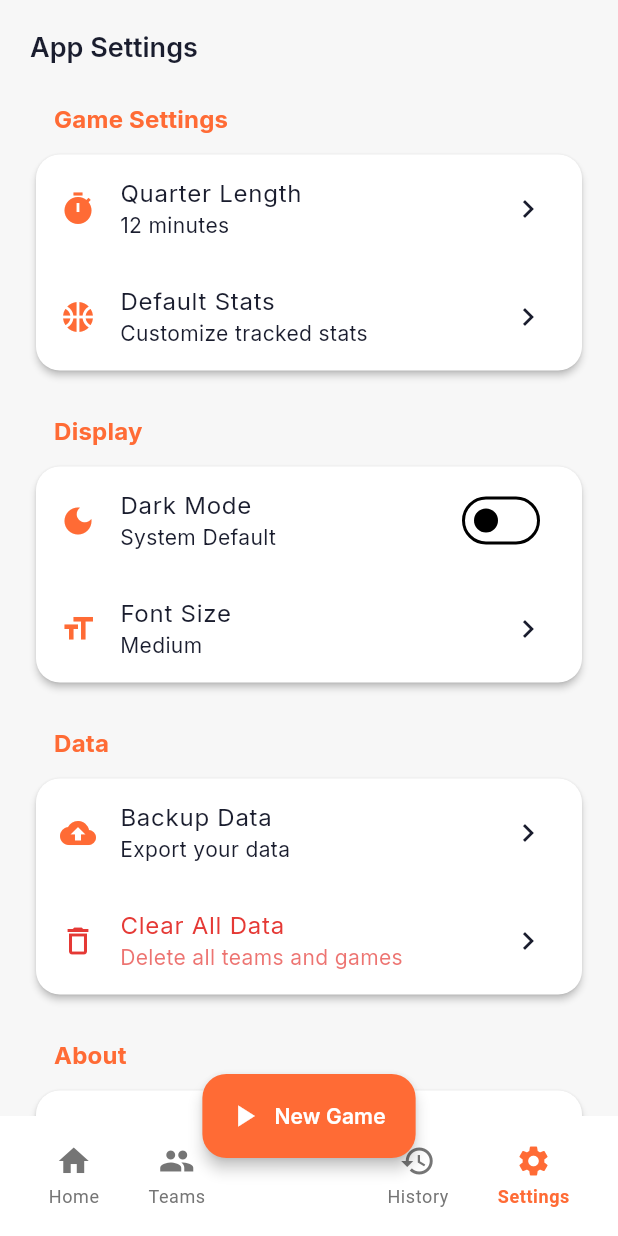
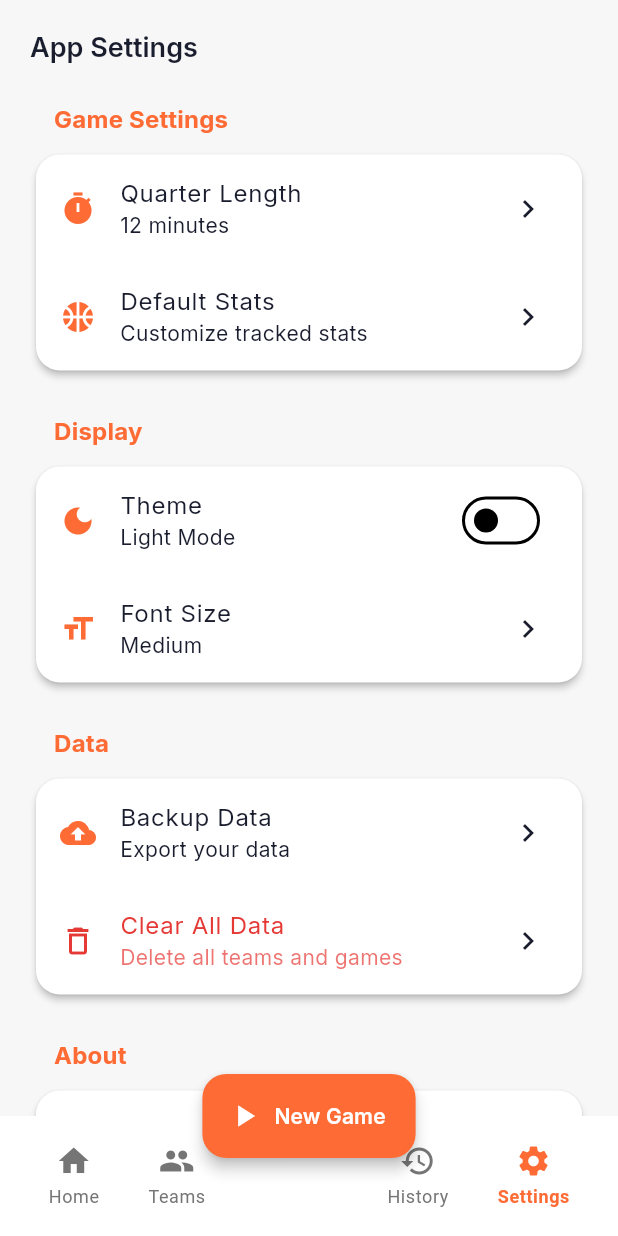
Before and after one commit to mbanixox/hooply, a Flutter app: the screen it shows after launch, item 4 of the bottom bar chosen, on a phone screen of 412 x 824 dp. Run offline on Flutter 3.47's test engine with Material 3 defaults, Android fonts, the light colour scheme and no system bars; our stand-ins replace flutter_riverpod, go_router, google_fonts, riverpod_annotation, shared_preferences; generated files the repository leaves out were written again.

Commit message:
Implement theme toggling functionality
-Created a ThemeProvider to manage theme state
-Updated App widget to use ThemeProvider
-Modified SettingsScreen theme switch for toggling between light
 and dark modes

```diff
--- /dev/null
+++ b/devtools_options.yaml
@@ -0,0 +1,3 @@
+description: This file stores settings for Dart & Flutter DevTools.
+documentation: https://docs.flutter.dev/tools/devtools/extensions#configure-extension-enablement-states
+extensions:
--- a/lib/app.dart
+++ b/lib/app.dart
@@ -1,6 +1,7 @@
 import 'package:flutter/material.dart';
 import 'package:flutter_riverpod/flutter_riverpod.dart';
 import 'package:hooply/core/theme/app_theme.dart';
+import 'package:hooply/core/theme/theme_provider.dart' as theme_provider;
 
 import 'routes/app_router.dart';
 
@@ -10,13 +11,20 @@ class HooplyApp extends ConsumerWidget {
   @override
   Widget build(BuildContext context, WidgetRef ref) {
     final router = ref.watch(routerProvider);
+    final themeModeAsync = ref.watch(theme_provider.themeModeProvider);
+
+    final themeMode = themeModeAsync.when(
+      data: (mode) => mode,
+      loading: () => ThemeMode.system,
+      error: (_, __) => ThemeMode.system,
+    );
 
     return MaterialApp.router(
       title: 'Hooply',
       debugShowCheckedModeBanner: false,
       theme: AppTheme.lightTheme,
       darkTheme: AppTheme.darkTheme,
-      themeMode: ThemeMode.system,
+      themeMode: themeMode,
       routerConfig: router,
     );
   }
--- a/lib/features/home/presentation/screens/settings_screen.dart
+++ b/lib/features/home/presentation/screens/settings_screen.dart
@@ -1,11 +1,20 @@
 import 'package:flutter/material.dart';
+import 'package:flutter_riverpod/flutter_riverpod.dart';
+import 'package:hooply/core/theme/theme_provider.dart' as theme_provider;
 import 'package:hooply/shared/widgets/bottom_nav_scaffold.dart';
 
-class SettingsScreen extends StatelessWidget {
+class SettingsScreen extends ConsumerWidget {
   const SettingsScreen({super.key});
 
   @override
-  Widget build(BuildContext context) {
+  Widget build(BuildContext context, WidgetRef ref) {
+    final themeModeAsync = ref.watch(theme_provider.themeModeProvider);
+    final isDarkMode = themeModeAsync.when(
+      data: (mode) => mode == ThemeMode.dark,
+      loading: () => false,
+      error: (_, __) => false,
+    );
+
     return BottomNavScaffold(
       currentIndex: 3,
       body: SafeArea(
@@ -41,9 +50,16 @@ class SettingsScreen extends StatelessWidget {
               items: [
                 _SettingsItem(
                   icon: Icons.dark_mode,
-                  title: "Dark Mode",
-                  subtitle: "System Default",
-                  trailing: Switch(value: false, onChanged: (value) {}),
+                  title: "Theme",
+                  subtitle: isDarkMode ? "Dark Mode" : "Light Mode",
+                  trailing: Switch(
+                    value: isDarkMode,
+                    onChanged: (value) async {
+                      await ref
+                          .read(theme_provider.themeModeProvider.notifier)
+                          .toggleTheme();
+                    },
+                  ),
                   onTap: () {},
                 ),
                 _SettingsItem(
```
Also changed, not shown: lib/core/theme/theme_provider.dart (added, +43 -0 lines), lib/core/theme/theme_provider.g.dart (added).
